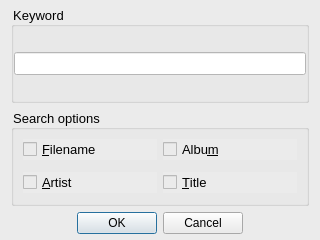
ZXfkSIE/ThousandPlayer, file source/ui/playlistwindow/tp_filesearchdialog.ui: the form before one commit.
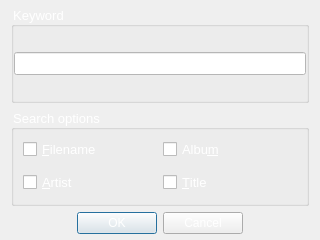
The form after the commit.

The edit to the form file:
```diff
--- a/source/ui/playlistwindow/tp_filesearchdialog.ui
+++ b/source/ui/playlistwindow/tp_filesearchdialog.ui
@@ -32,7 +32,7 @@
    <string>Find</string>
   </property>
   <property name="styleSheet">
-   <string notr="true">background-color: rgb(235, 235, 235);</string>
+   <string notr="true">color: white;</string>
   </property>
   <layout class="QVBoxLayout" name="verticalLayout">
    <property name="topMargin">
```
Left out of the diff: 3 changed lines with no effect on the pictures.
